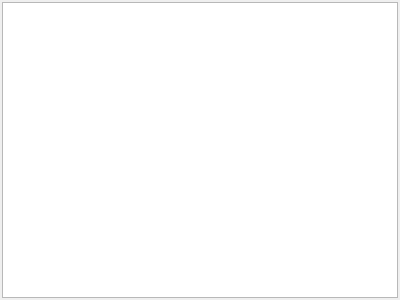
Old version of the form qrenderdoc/Windows/DebugMessageView.ui in the repository baldurk/renderdoc.
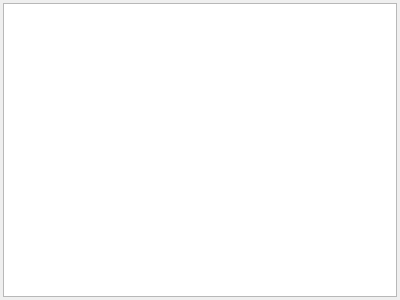
New version of the form.

Diff of the .ui file:
```diff
--- a/qrenderdoc/Windows/DebugMessageView.ui
+++ b/qrenderdoc/Windows/DebugMessageView.ui
@@ -12,16 +12,16 @@
   </property>
   <layout class="QVBoxLayout" name="verticalLayout">
    <property name="leftMargin">
-    <number>2</number>
+    <number>3</number>
    </property>
    <property name="topMargin">
-    <number>2</number>
+    <number>3</number>
    </property>
    <property name="rightMargin">
-    <number>2</number>
+    <number>3</number>
    </property>
    <property name="bottomMargin">
-    <number>2</number>
+    <number>3</number>
    </property>
    <item>
     <widget class="QTableView" name="messages">
```
